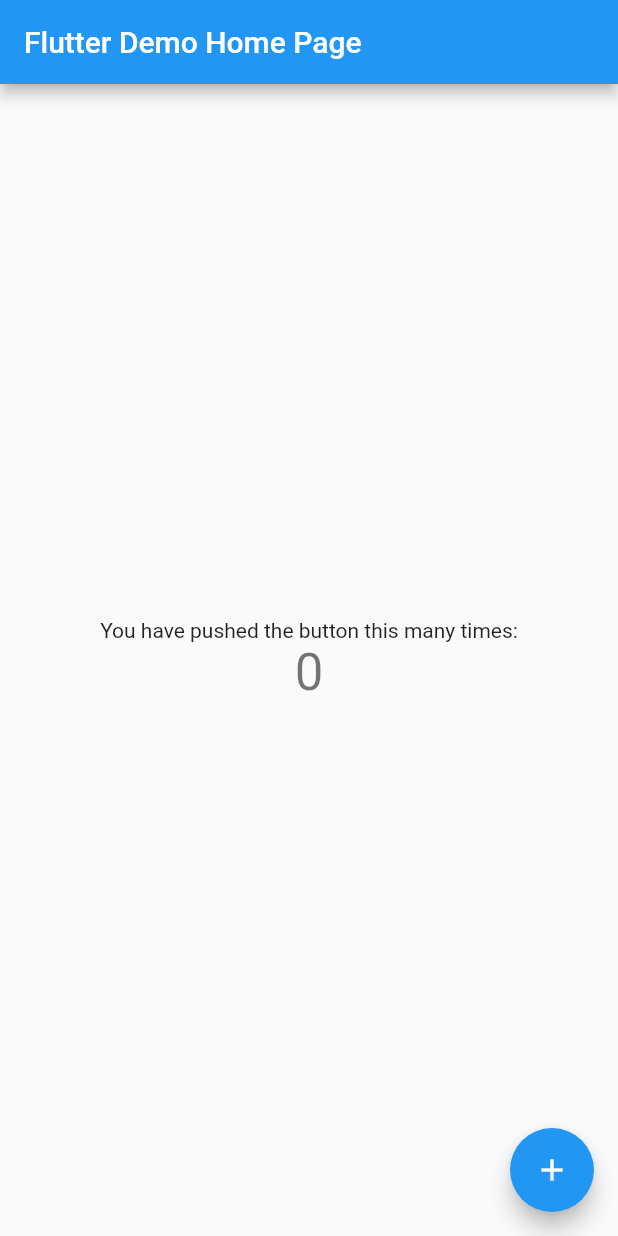
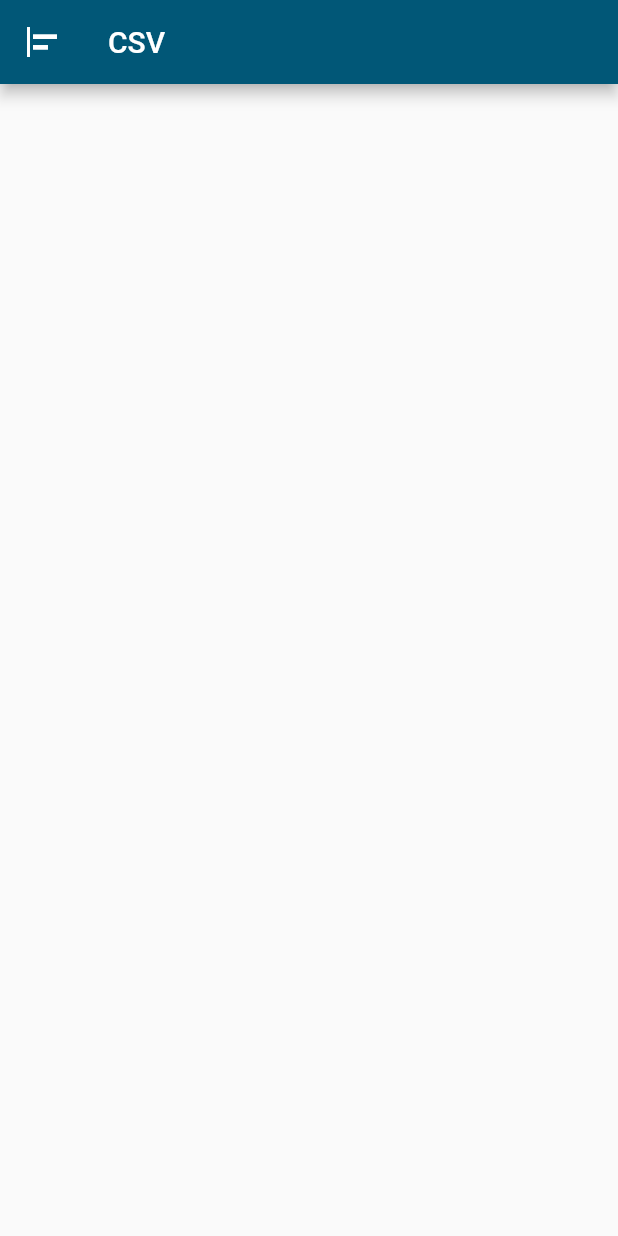
Before and after one commit to ReliefeBusinessCenter/agent-app, a Flutter app: the screen it shows after launch, on a phone screen of 412 x 824 dp. Run offline on Flutter 3.47's test engine with Material 2 defaults, Android fonts, the light colour scheme and no system bars.

Commit message:
home page and constants

```diff
--- /dev/null
+++ b/app/lib/constants.dart
@@ -0,0 +1,5 @@
+import 'package:flutter/material.dart';
+
+const primaryColor = Color(0xFF015777);
+const secondaryColor = Color(0xFF666666);
+const lightColor = Color(0xFFf2f6f9);
--- a/app/lib/main.dart
+++ b/app/lib/main.dart
@@ -1,5 +1,5 @@
 import 'package:flutter/material.dart';
-
+import './screens/home_screen.dart';
 void main() {
   runApp(MyApp());
 }
@@ -11,103 +11,11 @@
     return MaterialApp(
       title: 'Flutter Demo',
       theme: ThemeData(
-        // This is the theme of your application.
-        //
-        // Try running your application with "flutter run". You'll see the
-        // application has a blue toolbar. Then, without quitting the app, try
-        // changing the primarySwatch below to Colors.green and then invoke
-        // "hot reload" (press "r" in the console where you ran "flutter run",
-        // or simply save your changes to "hot reload" in a Flutter IDE).
-        // Notice that the counter didn't reset back to zero; the application
-        // is not restarted.
         primarySwatch: Colors.blue,
+         primaryColor: Color(0xFF015777),
+
       ),
-      home: MyHomePage(title: 'Flutter Demo Home Page'),
+      home: Home(),
     );
   }
 }
-
-class MyHomePage extends StatefulWidget {
-  MyHomePage({Key? key, required this.title}) : super(key: key);
-
-  // This widget is the home page of your application. It is stateful, meaning
-  // that it has a State object (defined below) that contains fields that affect
-  // how it looks.
-
-  // This class is the configuration for the state. It holds the values (in this
-  // case the title) provided by the parent (in this case the App widget) and
-  // used by the build method of the State. Fields in a Widget subclass are
-  // always marked "final".
-
-  final String title;
-
-  @override
-  _MyHomePageState createState() => _MyHomePageState();
-}
-
-class _MyHomePageState extends State<MyHomePage> {
-  int _counter = 0;
-
-  void _incrementCounter() {
-    setState(() {
-      // This call to setState tells the Flutter framework that something has
-      // changed in this State, which causes it to rerun the build method below
-      // so that the display can reflect the updated values. If we changed
-      // _counter without calling setState(), then the build method would not be
-      // called again, and so nothing would appear to happen.
-      _counter++;
-    });
-  }
-
-  @override
-  Widget build(BuildContext context) {
-    // This method is rerun every time setState is called, for instance as done
-    // by the _incrementCounter method above.
-    //
-    // The Flutter framework has been optimized to make rerunning build methods
-    // fast, so that you can just rebuild anything that needs updating rather
-    // than having to individually change instances of widgets.
-    return Scaffold(
-      appBar: AppBar(
-        // Here we take the value from the MyHomePage object that was created by
-        // the App.build method, and use it to set our appbar title.
-        title: Text(widget.title),
-      ),
-      body: Center(
-        // Center is a layout widget. It takes a single child and positions it
-        // in the middle of the parent.
-        child: Column(
-          // Column is also a layout widget. It takes a list of children and
-          // arranges them vertically. By default, it sizes itself to fit its
-          // children horizontally, and tries to be as tall as its parent.
-          //
-          // Invoke "debug painting" (press "p" in the console, choose the
-          // "Toggle Debug Paint" action from the Flutter Inspector in Android
-          // Studio, or the "Toggle Debug Paint" command in Visual Studio Code)
-          // to see the wireframe for each widget.
-          //
-          // Column has various properties to control how it sizes itself and
-          // how it positions its children. Here we use mainAxisAlignment to
-          // center the children vertically; the main axis here is the vertical
-          // axis because Columns are vertical (the cross axis would be
-          // horizontal).
-          mainAxisAlignment: MainAxisAlignment.center,
-          children: <Widget>[
-            Text(
-              'You have pushed the button this many times:',
-            ),
-            Text(
-              '$_counter',
-              style: Theme.of(context).textTheme.headline4,
-            ),
-          ],
-        ),
-      ),
-      floatingActionButton: FloatingActionButton(
-        onPressed: _incrementCounter,
-        tooltip: 'Increment',
-        child: Icon(Icons.add),
-      ), // This trailing comma makes auto-formatting nicer for build methods.
-    );
-  }
-}
--- /dev/null
+++ b/app/lib/screens/home_screen.dart
@@ -0,0 +1,29 @@
+import 'package:flutter/material.dart';
+import 'profile_screen.dart';
+import '../constants.dart';
+
+class Home extends StatelessWidget {
+  const Home({Key? key}) : super(key: key);
+
+  @override
+  Widget build(BuildContext context) {
+    return Scaffold(
+      appBar: AppBar(
+        title: Text('CSV'),
+        backgroundColor: primaryColor,
+        leading: IconButton(
+            onPressed: () => Scaffold.of(context).openDrawer(),
+            icon: Icon(Icons.align_horizontal_left)),
+      ),
+      drawer: Theme(
+        data: Theme.of(context).copyWith(
+          canvasColor:
+              primaryColor, //This will change the drawer background to blue.
+          //other styles
+        ),
+        child: Profile(),
+      ),
+      drawerEnableOpenDragGesture: true,
+    );
+  }
+}
```
